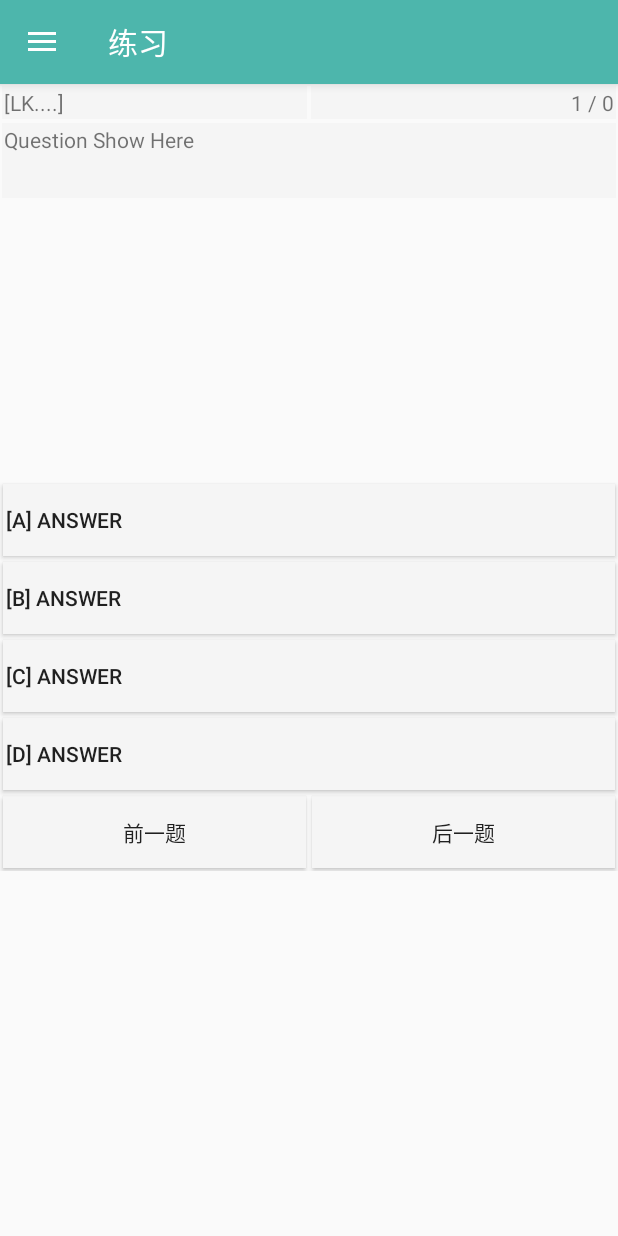
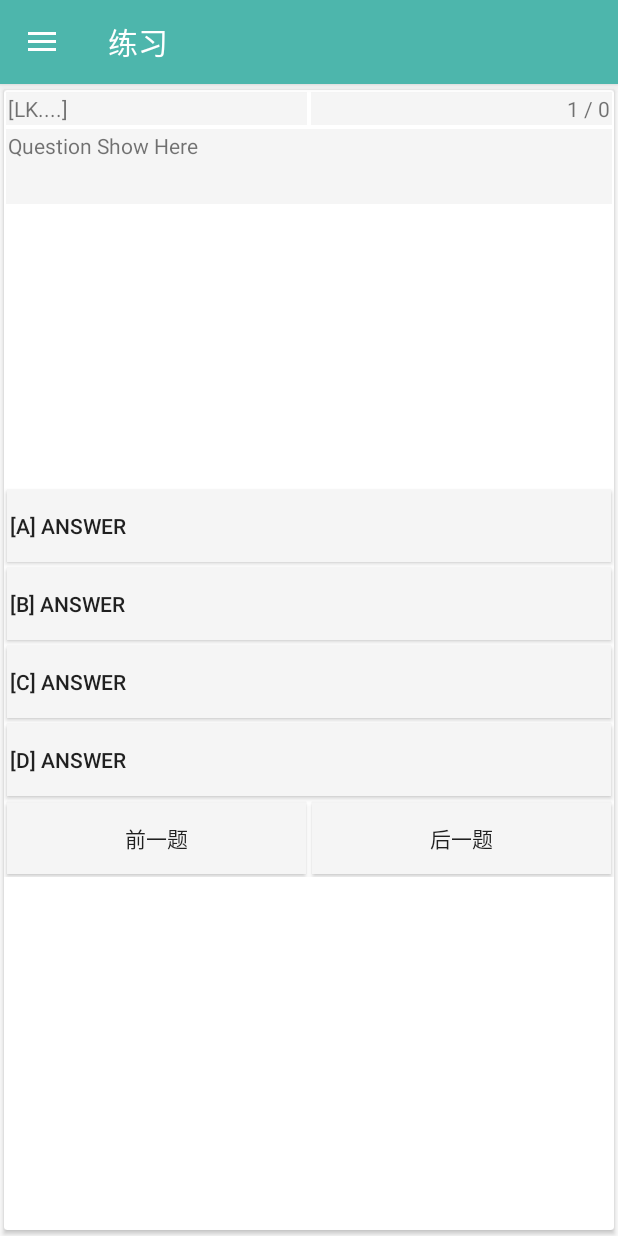
Before and after one commit to cls007/Aroce, an Android app: the screen it shows after launch (MainActivity), on a phone screen of 412 x 824 dp. Run offline under Robolectric (Android 15) with nearby library versions, the phone set to English and light mode, and no system bars; 11 statements that could not run were skipped.

Commit message:
更换UI

```diff
--- a/app/build.gradle
+++ b/app/build.gradle
@@ -47,4 +47,5 @@ dependencies {
     testImplementation 'junit:junit:4.12'
     androidTestImplementation 'com.android.support.test:runner:1.0.1'
     androidTestImplementation 'com.android.support.test.espresso:espresso-core:3.0.1'
+    implementation 'com.android.support:cardview-v7:26.1.0'
 }
--- a/app/src/main/res/layout/fragment_practice.xml
+++ b/app/src/main/res/layout/fragment_practice.xml
@@ -1,10 +1,17 @@
 <FrameLayout xmlns:android="http://schemas.android.com/apk/res/android"
+    xmlns:app="http://schemas.android.com/apk/res-auto"
     xmlns:tools="http://schemas.android.com/tools"
     android:layout_width="match_parent"
     android:layout_height="match_parent"
     tools:context="com.wanxio.wanxio.aroce.PracticeFragment">
 
     <!-- TODO: Update blank fragment layout -->
+    <android.support.v7.widget.CardView
+        android:layout_width="match_parent"
+        android:layout_height="match_parent"
+        app:cardElevation="2dp"
+        app:cardUseCompatPadding="true">
+
         <LinearLayout
             android:layout_width="match_parent"
             android:layout_height="wrap_content"
@@ -111,4 +118,6 @@
                     android:text="@string/fragment_practice_button_afterward" />
             </LinearLayout>
         </LinearLayout>
+    </android.support.v7.widget.CardView>
+
 </FrameLayout>
```
Lines whose indentation alone changed are shown as unchanged.
